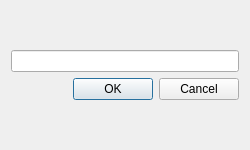
Old version of the form PinCodeDLL/logindialog.ui in the repository steltii-oamk/banksimul2022-group8.
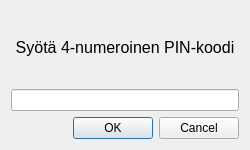
New version of the form.

```diff
--- a/PinCodeDLL/logindialog.ui
+++ b/PinCodeDLL/logindialog.ui
@@ -29,7 +29,32 @@
    <item>
     <layout class="QVBoxLayout" name="verticalLayout">
      <item>
-      <widget class="QLineEdit" name="lineEdit"/>
+      <layout class="QVBoxLayout" name="verticalLayout_3">
+       <item>
+        <widget class="QLabel" name="label">
+         <property name="font">
+          <font>
+           <pointsize>12</pointsize>
+           <bold>false</bold>
+          </font>
+         </property>
+         <property name="text">
+          <string>Syötä 4-numeroinen PIN-koodi</string>
+         </property>
+         <property name="alignment">
+          <set>Qt::AlignCenter</set>
+         </property>
+        </widget>
+       </item>
+       <item>
+        <widget class="QLineEdit" name="lineEdit">
+         <property name="maxLength">
+          <number>4</number>
+         </property>
+         <property name="echoMode">
+          <enum>QLineEdit::PasswordEchoOnEdit</enum>
+         </property>
+        </widget>
      </item>
      <item>
       <widget class="QDialogButtonBox" name="buttonBox">
@@ -40,6 +65,8 @@
         <set>QDialogButtonBox::Cancel|QDialogButtonBox::Ok</set>
        </property>
       </widget>
+       </item>
+      </layout>
      </item>
     </layout>
    </item>
```
Lines whose indentation alone changed are shown as unchanged.
